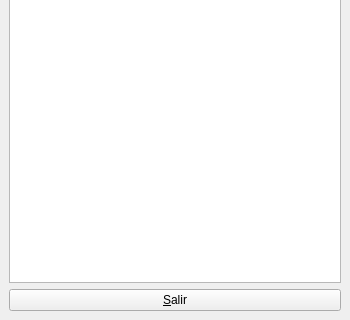
Above: mainwindowbase.ui from nelsonjchen/screenticket before the change; both pictures show x 0 to 350 and y 180 to 500 of the 350 by 500 pixel window. Below: the same form after it.
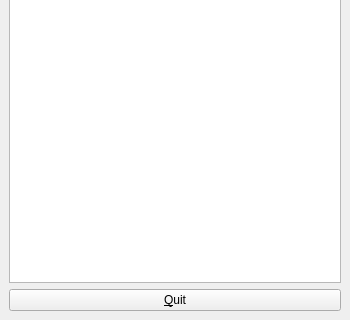
That is the form after the change.

Commit message: Button "Quit".

The edit to the form file:
```diff
--- a/mainwindowbase.ui
+++ b/mainwindowbase.ui
@@ -45,7 +45,7 @@
     <item>
      <widget class="QPushButton" name="mui_quit">
       <property name="text">
-       <string>&amp;Salir</string>
+       <string>&amp;Quit</string>
       </property>
      </widget>
     </item>
```
